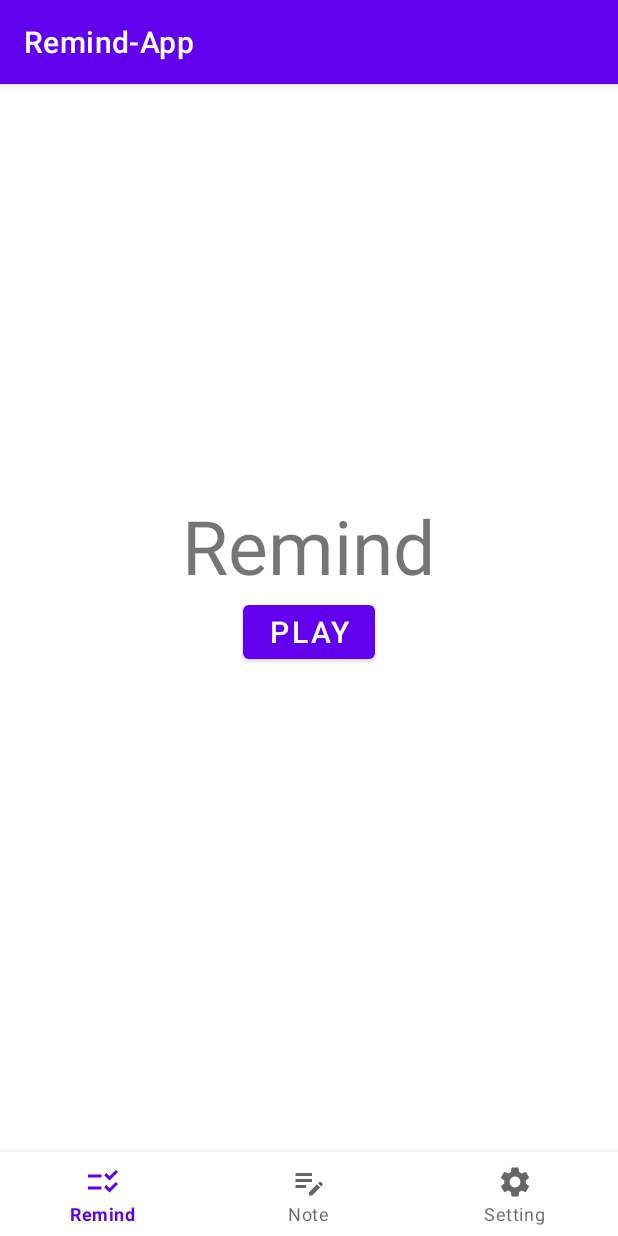
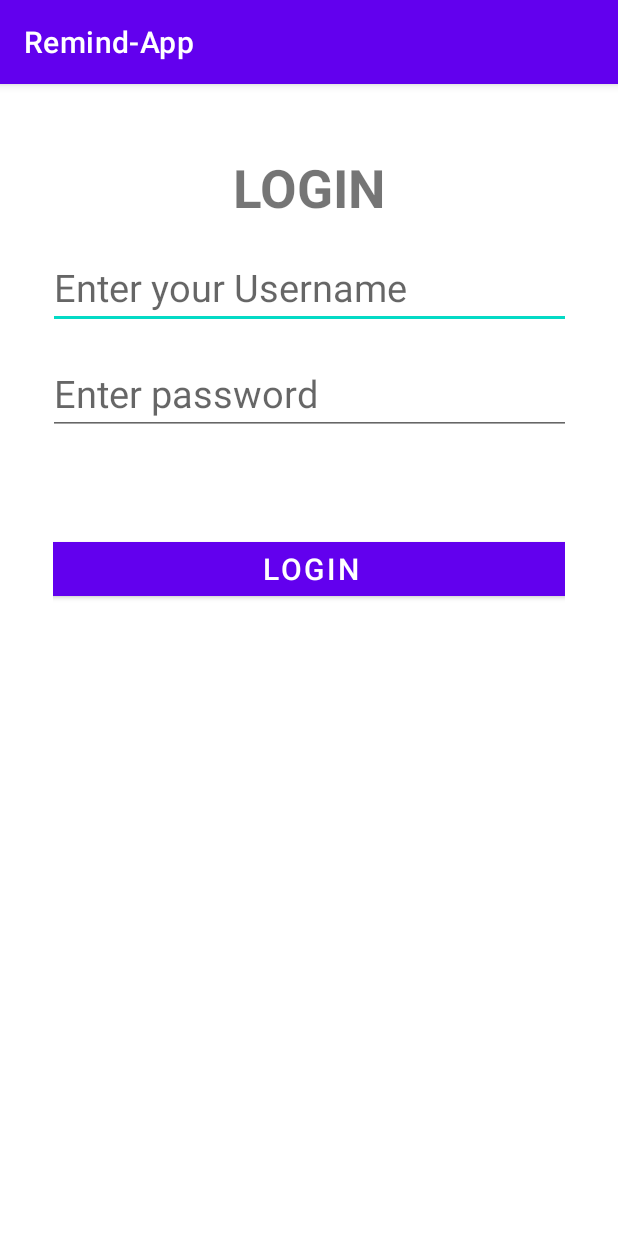
Before and after one commit to hlongpt1999/Remind_App, an Android app: the screen it shows after launch (MainActivity before the commit, LoginActivity after it), on a phone screen of 412 x 824 dp. Run offline under Robolectric (Android 15) with nearby library versions, the phone set to English and light mode, and no system bars; our stand-ins replace data binding; 3 statements that could not run were skipped.

Commit message:
MVVM
Login Activity ̣̣̣̣. MVVM. unfinished

```diff
--- a/app/build.gradle
+++ b/app/build.gradle
@@ -3,6 +3,7 @@ plugins {
 }
 apply plugin: 'kotlin-android'
 apply plugin: 'kotlin-android-extensions'
+apply plugin: "kotlin-kapt"
 
 android {
     compileSdkVersion 30
@@ -33,6 +34,11 @@ android {
         sourceCompatibility JavaVersion.VERSION_1_8
         targetCompatibility JavaVersion.VERSION_1_8
     }
+
+    dataBinding{
+        enabled = true
+    }
+
 }
 
 dependencies {
--- a/app/src/main/AndroidManifest.xml
+++ b/app/src/main/AndroidManifest.xml
@@ -2,7 +2,7 @@
 <manifest xmlns:android="http://schemas.android.com/apk/res/android"
     package="com.example.remind_app">
 
-    <uses-permission android:name="android.permission.FOREGROUND_SERVICE"/>
+    <uses-permission android:name="android.permission.FOREGROUND_SERVICE" />
     <uses-permission android:name="android.permission.WRITE_EXTERNAL_STORAGE" />
     <uses-permission android:name="android.permission.READ_EXTERNAL_STORAGE" />
 
@@ -14,11 +14,13 @@
         android:roundIcon="@mipmap/ic_launcher_round"
         android:supportsRtl="true"
         android:theme="@style/Theme.Remind_App">
+        <activity android:name=".MainActivity"></activity>
 
-        <service android:name=".Service.MyService"/>
-        <activity android:name=".Activity3"></activity>
+        <service android:name=".Service.MyService" />
+
+        <activity android:name=".Activity3" />
         <activity android:name=".MainActivity2" />
-        <activity android:name=".MainActivity">
+        <activity android:name=".LoginActivity">
             <intent-filter>
                 <action android:name="android.intent.action.MAIN" />
 
--- a/app/src/main/java/com/example/remind_app/Fragment_Setting.java
+++ b/app/src/main/java/com/example/remind_app/Fragment_Setting.java
@@ -1,9 +1,11 @@
 package com.example.remind_app;
 
+import android.content.Intent;
 import android.os.Bundle;
 import android.view.LayoutInflater;
 import android.view.View;
 import android.view.ViewGroup;
+import android.widget.Button;
 
 import androidx.annotation.NonNull;
 import androidx.annotation.Nullable;
@@ -15,6 +17,16 @@ public class Fragment_Setting extends Fragment {
     public View onCreateView(@NonNull LayoutInflater inflater, @Nullable ViewGroup container, @Nullable Bundle savedInstanceState) {
 //        super.onCreateView(inflater, container, savedInstanceState);
         View view = inflater.inflate(R.layout.fragment_setting, container, false);
+
+        Button btn = view.findViewById(R.id.btn);
+
+        btn.setOnClickListener(new View.OnClickListener() {
+            @Override
+            public void onClick(View view) {
+                startActivity(new Intent(getActivity(), MainActivity2.class));
+            }
+        });
+
         return view;
     }
 }
--- /dev/null
+++ b/app/src/main/java/com/example/remind_app/LoginActivity.kt
@@ -0,0 +1,17 @@
+package com.example.remind_app
+
+import android.os.Bundle
+import androidx.appcompat.app.AppCompatActivity
+import androidx.databinding.DataBindingUtil
+import com.example.remind_app.databinding.ActivityLoginBinding
+
+class LoginActivity : AppCompatActivity() {
+    override fun onCreate(savedInstanceState: Bundle?) {
+        super.onCreate(savedInstanceState)
+        setContentView(R.layout.activity_login)
+
+        var login : ActivityLoginBinding = DataBindingUtil.setContentView(this, R.layout.activity_login)
+//        var loginViewModel = LoginViewModel()
+        login.loginViewModel
+    }
+}
--- /dev/null
+++ b/app/src/main/java/com/example/remind_app/LoginViewModel.kt
@@ -0,0 +1,35 @@
+package com.example.remind_app
+
+import androidx.databinding.BaseObservable
+import androidx.databinding.Bindable
+import androidx.databinding.ObservableField
+
+//VIEWMODEL in MVVM design pattern
+
+public class LoginViewModel : BaseObservable(){
+    var messageLogin = ObservableField<String>()
+
+    @get: Bindable
+    var username : String = ""
+        set(value) {
+        field = value
+        notifyPropertyChanged(BR.username)
+    }
+
+    @get:Bindable
+    var password :String = ""
+        set(value) {
+        field = value
+        notifyPropertyChanged(BR.password)
+    }
+
+    fun onClickLogin(){
+//        var user = User(username, password)
+//        if (user.username.equals("Admin") && user.password.equals("Admin")){
+//            messageLogin.set("Login success")
+//        }
+//        else
+            messageLogin.set("")
+    }
+
+}
--- a/app/src/main/java/com/example/remind_app/MainActivity.java
+++ b/app/src/main/java/com/example/remind_app/MainActivity.java
@@ -37,7 +37,7 @@ public class MainActivity extends AppCompatActivity {
                         fragment = new Fragment_Note();
                         break;
                     case R.id.navigation_setting:
-                        fragment = new Fragment_Setting_Kotlin();
+                        fragment = new Fragment_Setting();
                         break;
                 }
                 getSupportFragmentManager().beginTransaction().replace(R.id.nav_host_fragment, fragment).commit();
--- /dev/null
+++ b/app/src/main/java/com/example/remind_app/Objects/User.kt
@@ -0,0 +1,15 @@
+package com.example.remind_app.Objects
+
+//MODEL in MVVM design pattern
+
+class User () {
+    lateinit var username:String
+    lateinit var password:String
+
+    constructor(username: String, password: String) : this() {
+        this.username = username
+        this.password = password
+    }
+
+
+}
--- /dev/null
+++ b/app/src/main/res/layout/activity_login.xml
@@ -0,0 +1,85 @@
+<?xml version="1.0" encoding="utf-8"?>
+<layout
+    xmlns:android="http://schemas.android.com/apk/res/android"
+    xmlns:app="http://schemas.android.com/apk/res-auto"
+    xmlns:tools="http://schemas.android.com/tools"
+    tools:context=".LoginActivity">
+
+     <data>
+        <variable
+            name="LoginViewModel"
+            type="com.example.remind_app.LoginViewModel" />
+     </data>
+
+    <androidx.constraintlayout.widget.ConstraintLayout
+        android:padding="@dimen/padding_big"
+        android:layout_width="match_parent"
+        android:layout_height="match_parent">
+
+        <TextView
+            android:id="@+id/txtLogin"
+            android:text="@string/title_login"
+            android:textSize="@dimen/title_text"
+            android:textStyle="bold"
+            android:layout_marginTop="@dimen/margin_medium"
+            android:layout_width="wrap_content"
+            android:layout_height="wrap_content"
+            app:layout_constraintTop_toTopOf="parent"
+            app:layout_constraintRight_toRightOf="parent"
+            app:layout_constraintLeft_toLeftOf="parent"
+            />
+
+        <EditText
+            android:id="@+id/txtUserName"
+            android:hint="@string/hint_user_name"
+            android:text="@={LoginViewModel.username}"
+            android:textSize="@dimen/medium_text"
+            android:layout_width="@dimen/size_big"
+            android:layout_height="wrap_content"
+            android:layout_marginTop="@dimen/margin"
+            app:layout_constraintTop_toBottomOf="@id/txtLogin"
+            app:layout_constraintRight_toRightOf="parent"
+            app:layout_constraintLeft_toLeftOf="parent"
+            />
+
+        <EditText
+            android:id="@+id/txtPassword"
+            android:hint="@string/hint_password"
+            android:text="@={LoginViewModel.password}"
+            android:textSize="@dimen/medium_text"
+            android:layout_width="@dimen/size_big"
+            android:layout_height="wrap_content"
+            android:layout_marginTop="@dimen/margin"
+            app:layout_constraintTop_toBottomOf="@id/txtUserName"
+            app:layout_constraintRight_toRightOf="parent"
+            app:layout_constraintLeft_toLeftOf="parent"
+            />
+
+
+        <TextView
+            android:id="@+id/txtErrorMessage"
+            android:text="@{LoginViewModel.messageLogin}"
+            android:textSize="@dimen/medium_text"
+            android:layout_width="wrap_content"
+            android:layout_height="wrap_content"
+            android:layout_marginTop="@dimen/margin"
+            app:layout_constraintTop_toBottomOf="@id/txtPassword"
+            app:layout_constraintRight_toRightOf="parent"
+            app:layout_constraintLeft_toLeftOf="parent"
+            />
+
+        <Button
+            android:id="@+id/btnLogin"
+            android:text="@string/button_login"
+            android:textSize="@dimen/button_text"
+            android:layout_width="@dimen/size_big"
+            android:layout_height="wrap_content"
+            android:layout_marginTop="@dimen/margin"
+            android:onClick="@{()->LoginViewModel.onClickLogin()}"
+            app:layout_constraintTop_toBottomOf="@id/txtErrorMessage"
+            app:layout_constraintRight_toRightOf="parent"
+            app:layout_constraintLeft_toLeftOf="parent"
+            />
+    </androidx.constraintlayout.widget.ConstraintLayout>
+
+</layout>
--- a/app/src/main/res/values/strings.xml
+++ b/app/src/main/res/values/strings.xml
@@ -3,6 +3,8 @@
     <string name="title_remind">Remind</string>
     <string name="title_note">Note</string>
     <string name="title_setting">Setting</string>
+    <string name="title_login">LOGIN</string>
+
     <string name="button_note">Note</string>
     <string name="button_move">Move</string>
     <string name="button_play">Play</string>
@@ -11,5 +13,8 @@
 
     <string name="hint_note_dialog_content">Enter the content</string>
     <string name="hint_note_dialog_detail">Enter the detail</string>
+    <string name="hint_user_name">Enter your Username</string>
+    <string name="hint_password">Enter password</string>
+    <string name="button_login">Login</string>
 
 </resources>
```
Also changed, not shown: 1 other file.
